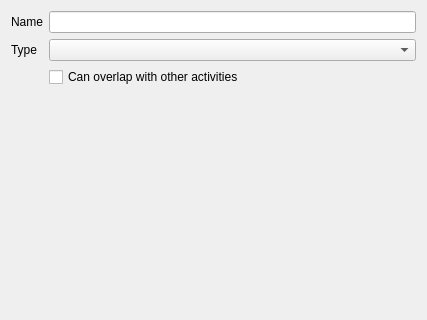
toptan/paso, file admin/activitywizardnameandtypepage.ui: the form before one commit; both pictures show x 0 to 427 and y 0 to 320 of the 427 by 485 pixel window.
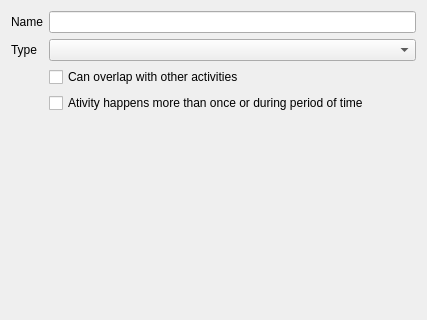
The form after the commit.

What changed in the file:
```diff
--- a/admin/activitywizardnameandtypepage.ui
+++ b/admin/activitywizardnameandtypepage.ui
@@ -57,6 +57,13 @@
      </property>
     </widget>
    </item>
+   <item row="3" column="1">
+    <widget class="QCheckBox" name="moreThanOnceCheckBox">
+     <property name="text">
+      <string>Ativity happens more than once or during period of time</string>
+     </property>
+    </widget>
+   </item>
   </layout>
  </widget>
  <resources/>
```
